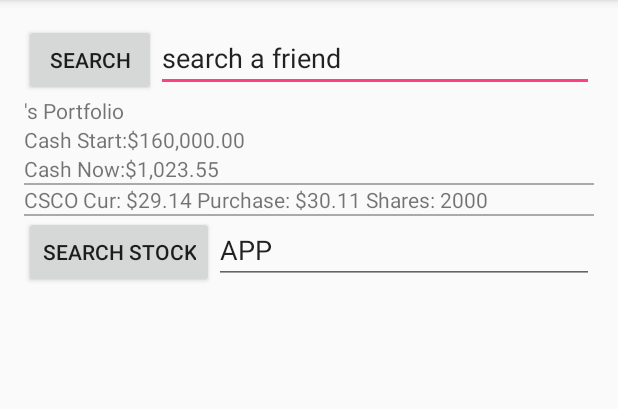
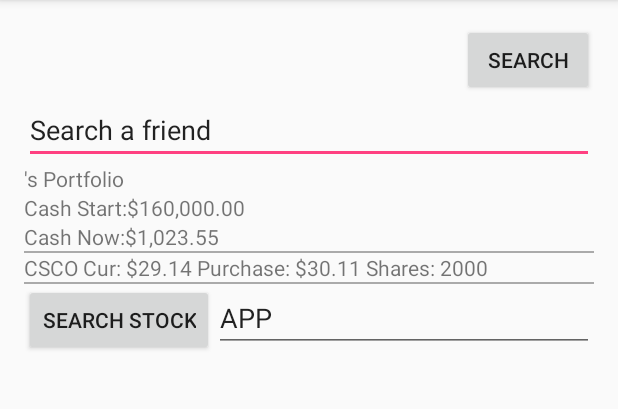
Before and after one commit to ReachAayush/hustlr, an Android app: the screen it shows after launch (AccountHomeActivity), after a tap on "SIGN IN", on a phone screen of 412 x 824 dp, the part 84-493 px from its top. Run offline under Robolectric (Android 15) with nearby library versions, the phone set to English and light mode, and no system bars.

Commit message:
add seachFriendFragment

```diff
--- a/hustlr/app/src/main/java/edu/cmu/hustlr/Activity/AccountHomeActivity.java
+++ b/hustlr/app/src/main/java/edu/cmu/hustlr/Activity/AccountHomeActivity.java
@@ -1,6 +1,7 @@
 package edu.cmu.hustlr.Activity;
 
 import android.content.Intent;
+import android.support.v4.app.Fragment;
 import android.support.v4.app.FragmentManager;
 import android.support.v7.app.AppCompatActivity;
 import android.os.Bundle;
@@ -10,6 +11,7 @@ import android.widget.EditText;
 import android.widget.TextView;
 
 import edu.cmu.hustlr.Entities.*;
+import edu.cmu.hustlr.Fragment.*;
 import edu.cmu.hustlr.R;
 import java.text.DecimalFormat;
 
@@ -20,6 +22,14 @@ public class AccountHomeActivity extends AppCompatActivity {
         super.onCreate(savedInstanceState);
         setContentView(R.layout.activity_account_home);
         FragmentManager manager = getSupportFragmentManager();
+        Fragment fragment = manager.findFragmentById(R.id.fragmentHomeSearchFriend);
+        if (fragment == null) {
+            fragment = SearchFriendFragment.newInstance("Search a friend");
+            manager.beginTransaction()
+                    .add(R.id.fragmentHomeSearchFriend, fragment)
+                    .commit();
+        }
+
         User user = (User) getIntent().getParcelableExtra("USER");
 
         TextView textUsername = (TextView)findViewById(R.id.textHomeUsername);
@@ -95,17 +105,6 @@ public class AccountHomeActivity extends AppCompatActivity {
                     }
                 }
         );
-
-        Button buttonSearchFriend = (Button)findViewById(R.id.btnHomeSearchFriend);
-        buttonSearchFriend.setOnClickListener(
-                new Button.OnClickListener() {
-                    public void onClick(View v) {
-                        Intent intent = new Intent(AccountHomeActivity.this, FriendHomeActivity.class);
-                        intent.putExtra("searchedStockSymbol", getSearchedFriend());
-                        startActivity(intent);
-                    }
-                }
-        );
     }
 
     public String getSearchedStock(){
--- /dev/null
+++ b/hustlr/app/src/main/java/edu/cmu/hustlr/Fragment/SearchFriendFragment.java
@@ -0,0 +1,53 @@
+package edu.cmu.hustlr.Fragment;
+
+import android.content.Intent;
+import android.os.Bundle;
+import android.support.v4.app.Fragment;
+import android.view.LayoutInflater;
+import android.view.View;
+import android.view.ViewGroup;
+import android.widget.Button;
+import android.widget.EditText;
+
+import edu.cmu.hustlr.Activity.FriendHomeActivity;
+import edu.cmu.hustlr.R;
+
+/**
+ * Created by rueiminl on 2015/11/13.
+ */
+public class SearchFriendFragment extends Fragment {
+
+    private static final String FRIEND_NAME = "FRIEND_NAME";
+
+    public static SearchFriendFragment newInstance(String friendname) {
+        SearchFriendFragment fragment = new SearchFriendFragment();
+        Bundle args = new Bundle();
+        args.putSerializable(FRIEND_NAME, friendname);
+        fragment.setArguments(args);
+        return fragment;
+    }
+
+    @Override
+    public void onCreate(Bundle savedInstanceState) {
+        super.onCreate(savedInstanceState);
+    }
+
+    @Override
+    public View onCreateView(LayoutInflater inflater, ViewGroup container,
+                             Bundle savedInstanceState) {
+        View v = inflater.inflate(R.layout.fragment_search_friend, container, false);
+        EditText editFriendName = (EditText) v.findViewById(R.id.editSearchFriendName);
+        editFriendName.setText(getArguments().getString(FRIEND_NAME));
+        Button buttonSearchFriend = (Button)v.findViewById(R.id.btnHomeSearchFriend);
+        buttonSearchFriend.setOnClickListener(
+                new Button.OnClickListener() {
+                    public void onClick(View v) {
+                        Intent intent = new Intent(getActivity().getApplicationContext(), FriendHomeActivity.class);
+                        // intent.putExtra("searchedStockSymbol", getSearchedFriend());
+                        startActivity(intent);
+                    }
+                }
+        );
+        return v;
+    }
+}
--- a/hustlr/app/src/main/res/layout/activity_account_home.xml
+++ b/hustlr/app/src/main/res/layout/activity_account_home.xml
@@ -1,27 +1,18 @@
 <?xml version="1.0" encoding="utf-8"?>
 <LinearLayout xmlns:android="http://schemas.android.com/apk/res/android"
-    xmlns:tools="http://schemas.android.com/tools" android:layout_width="match_parent"
+    xmlns:tools="http://schemas.android.com/tools"
+    android:layout_width="match_parent"
     android:layout_height="match_parent" android:paddingLeft="@dimen/activity_horizontal_margin"
     android:paddingRight="@dimen/activity_horizontal_margin"
     android:paddingTop="@dimen/activity_vertical_margin"
     android:paddingBottom="@dimen/activity_vertical_margin" tools:context=".AccountHomeActivity"
     android:orientation="vertical">
 
-    <LinearLayout
+    <FrameLayout
         android:layout_width="match_parent"
-        android:layout_height="wrap_content">
-        <Button
-            android:layout_width="wrap_content"
-            android:layout_height="wrap_content"
-            android:text="Search"
-            android:id="@+id/btnHomeSearchFriend"
-            android:layout_gravity="right" />
-        <EditText
-            android:layout_width="match_parent"
-            android:layout_height="wrap_content"
-            android:id="@+id/editHomeSearchFriend"
-            android:text="search a friend" />
-    </LinearLayout>
+        android:layout_height="wrap_content"
+        android:id="@+id/fragmentHomeSearchFriend">
+    </FrameLayout>
 
     <LinearLayout
         android:layout_width="match_parent"
--- /dev/null
+++ b/hustlr/app/src/main/res/layout/fragment_search_friend.xml
@@ -0,0 +1,18 @@
+<?xml version="1.0" encoding="utf-8"?>
+<LinearLayout xmlns:android="http://schemas.android.com/apk/res/android"
+    android:layout_width="match_parent"
+    android:layout_height="wrap_content"
+    android:orientation="vertical">
+    <Button
+        android:layout_width="wrap_content"
+        android:layout_height="wrap_content"
+        android:text="Search"
+        android:id="@+id/btnHomeSearchFriend"
+        android:layout_gravity="right" />
+    <EditText
+        android:layout_width="match_parent"
+        android:layout_height="wrap_content"
+        android:id="@+id/editSearchFriendName"
+        android:text="search a friend" />
+
+</LinearLayout>
```
